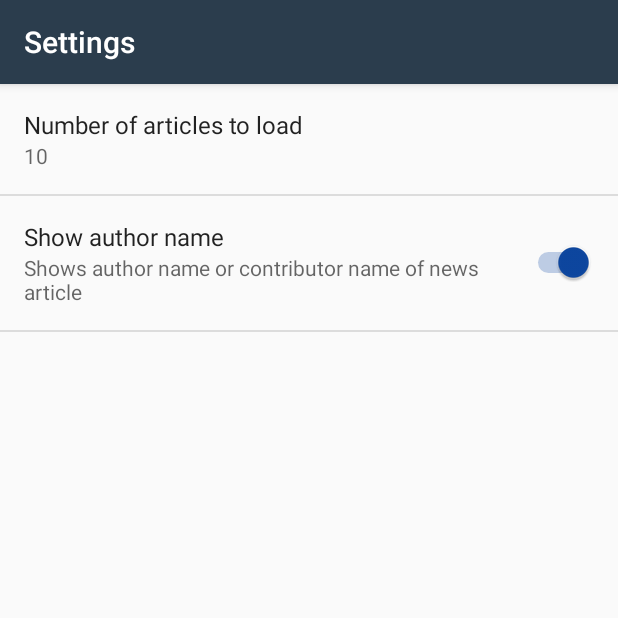
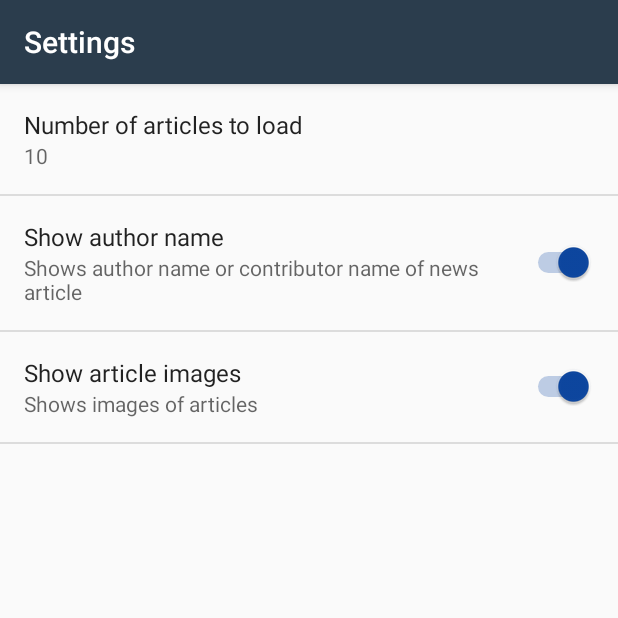
Before and after one commit to sdzshn3/News24-7-RV, an Android app: the screen it shows after launch (SettingsActivity), in the options menu, after a tap on "Settings", on a phone screen of 412 x 824 dp, the top half of it. Run offline under Robolectric (Android 15) with nearby library versions, the phone set to English and light mode, and no system bars; our stand-ins replace ButterKnife, Picasso; pictures from the network do not load; Roboto replaces fonts that are not available here.

Commit message:
code updated.
Code is updated and app is stable.

```diff
--- a/app/src/main/java/com/sdzshn3/android/news247/NewsActivity.java
+++ b/app/src/main/java/com/sdzshn3/android/news247/NewsActivity.java
@@ -1,5 +1,6 @@
 package com.sdzshn3.android.news247;
 
+import android.annotation.TargetApi;
 import android.app.LoaderManager;
 import android.content.Context;
 import android.content.Intent;
@@ -8,14 +9,13 @@ import android.content.SharedPreferences;
 import android.net.ConnectivityManager;
 import android.net.NetworkInfo;
 import android.net.Uri;
+import android.os.Build;
 import android.preference.PreferenceManager;
 import android.support.customtabs.CustomTabsIntent;
-import android.support.v4.widget.SwipeRefreshLayout;
 import android.support.v7.app.AppCompatActivity;
 import android.os.Bundle;
 import android.support.v7.widget.LinearLayoutManager;
 import android.support.v7.widget.RecyclerView;
-import android.util.Log;
 import android.view.Menu;
 import android.view.MenuItem;
 import android.view.View;
@@ -24,35 +24,46 @@ import android.widget.TextView;
 
 import java.util.ArrayList;
 import java.util.List;
+import java.util.Objects;
+
+import butterknife.BindView;
+import butterknife.ButterKnife;
 
 
 public class NewsActivity extends AppCompatActivity implements android.app.LoaderManager.LoaderCallbacks<List<News>> {
 
     private static final String NEWSAPI_REQUEST_URL = "http://content.guardianapis.com/world/india";
     private static final int NEWS_LOADER_ID = 1;
+    private static final String apiKey = "api-key";
+    private static final String showTags = "show-tags";
+    private static final String contributorTag = "contributor";
+    private static final String showFields = "show-fields";
+    private static final String thumbnailField = "thumbnail";
+    private static final String pageSize = "page-size";
     boolean isConnected;
-    ArrayList<News> newsArray;
-    private TextView mEmptyStateTextView;
-    private RecyclerView newsRecyclerView;
+    private ArrayList<News> newsArray;
+    @BindView(R.id.no_data_found)
+    TextView mEmptyStateTextView;
+    @BindView(R.id.list)
+    RecyclerView newsRecyclerView;
     private NewsAdapter mAdapter;
-    private SwipeRefreshLayout mySwipeRefreshLayout;
 
+    @TargetApi(Build.VERSION_CODES.KITKAT)
     @Override
     protected void onCreate(Bundle savedInstanceState) {
         super.onCreate(savedInstanceState);
         setContentView(R.layout.activity_news);
 
-        mEmptyStateTextView = findViewById(R.id.no_data_found);
-        newsRecyclerView = findViewById(R.id.list);
-        mySwipeRefreshLayout = findViewById(R.id.refresh_page);
+        ButterKnife.bind(this);
 
         ConnectivityManager connectivityManager = (ConnectivityManager) this.getSystemService(Context.CONNECTIVITY_SERVICE);
-        NetworkInfo activeNetwork = connectivityManager.getActiveNetworkInfo();
+        NetworkInfo activeNetwork = Objects.requireNonNull(connectivityManager).getActiveNetworkInfo();
         isConnected = activeNetwork != null && activeNetwork.isConnectedOrConnecting();
 
         newsArray = new ArrayList<>();
-        mAdapter = new NewsAdapter(this, new ArrayList<News>());
-        newsRecyclerView.setLayoutManager(new LinearLayoutManager(this));
+        mAdapter = new NewsAdapter(this, newsArray);
+        newsRecyclerView.setLayoutManager(new LinearLayoutManager(this, LinearLayoutManager.VERTICAL, false));
+        newsRecyclerView.setHasFixedSize(true);
         newsRecyclerView.setAdapter(mAdapter);
 
         ItemClickSupport.addTo(newsRecyclerView).setOnItemClickListener(new ItemClickSupport.OnItemClickListener() {
@@ -70,29 +81,13 @@ public class NewsActivity extends AppCompatActivity implements android.app.Loade
             }
         });
 
-
         LoaderManager loaderManager = getLoaderManager();
         loaderManager.initLoader(NEWS_LOADER_ID, null, this);
-
-        mySwipeRefreshLayout.setOnRefreshListener(new SwipeRefreshLayout.OnRefreshListener() {
-            @Override
-            public void onRefresh() {
-                mySwipeRefreshLayout.setRefreshing(false);
-                // TODO: 30/07/2018 refresh news articles
-            }
-        });
-
-        if (newsArray.isEmpty()) {
-            newsRecyclerView.setVisibility(View.GONE);
-            mEmptyStateTextView.setVisibility(View.VISIBLE);
-        } else {
-            newsRecyclerView.setVisibility(View.VISIBLE);
-            mEmptyStateTextView.setVisibility(View.GONE);
-        }
     }
 
     @Override
     public Loader<List<News>> onCreateLoader(int i, Bundle bundle) {
+
 
         SharedPreferences sharedPrefs = PreferenceManager.getDefaultSharedPreferences(this);
 
@@ -103,27 +98,31 @@ public class NewsActivity extends AppCompatActivity implements android.app.Loade
 
         boolean showAuthorName = sharedPrefs.getBoolean(
                 getString(R.string.author_name_key),
-                Boolean.parseBoolean(getString(R.string.default_show_author_name)));
+                Boolean.parseBoolean(getString(R.string.default_show_author_name))
+        );
+
+        boolean showArticleImages = sharedPrefs.getBoolean(
+                getString(R.string.show_article_images_key),
+                Boolean.parseBoolean(getString(R.string.default_show_article_images))
+        );
 
         Uri baseUri = Uri.parse(NEWSAPI_REQUEST_URL);
-        Uri.Builder uriBuilder = baseUri.buildUpon();
+        final Uri.Builder uriBuilder = baseUri.buildUpon();
 
-        uriBuilder.appendQueryParameter("api-key", BuildConfig.GUARDIAN_API_KEY);
+        uriBuilder.appendQueryParameter(apiKey, BuildConfig.GUARDIAN_API_KEY);
         if (showAuthorName) {
-            uriBuilder.appendQueryParameter("show-tags", "contributor");
+            uriBuilder.appendQueryParameter(showTags, contributorTag);
         }
-        uriBuilder.appendQueryParameter("show-fields", "thumbnail");
-        uriBuilder.appendQueryParameter("page-size", numberOfArticles);
+        if (showArticleImages) {
+            uriBuilder.appendQueryParameter(showFields, thumbnailField);
+        }
+        uriBuilder.appendQueryParameter(pageSize, numberOfArticles);
 
         return new NewsLoader(this, uriBuilder.toString());
     }
 
     @Override
     public void onLoadFinished(Loader<List<News>> loader, List<News> newsList) {
-        //mAdapter = null;
-        //clear();
-        //newsArray.clear();
-        //mAdapter.notifyDataSetChanged();
 
         ProgressBar progressBar = findViewById(R.id.loading_circle);
         progressBar.setVisibility(View.GONE);
@@ -136,27 +135,18 @@ public class NewsActivity extends AppCompatActivity implements android.app.Loade
         }
 
         if (newsList != null && !newsList.isEmpty()) {
-            //this.mAdapter.addAll(newsList);
-            Log.e("Dataset not empty: ", String.valueOf(newsList.size()));
             newsArray.addAll(newsList);
             mAdapter.notifyDataSetChanged();
-        }
-    }
-
-    public void clear(){
-        final int size = newsArray.size();
-        if(size > 0){
-            for(int i = 0; i <size; i++){
-                newsArray.remove(0);
-            }
-            mAdapter.notifyItemRangeRemoved(0, size);
+            newsRecyclerView.setVisibility(View.VISIBLE);
+            mEmptyStateTextView.setVisibility(View.GONE);
+        } else {
+            newsRecyclerView.setVisibility(View.GONE);
+            mEmptyStateTextView.setVisibility(View.VISIBLE);
         }
     }
 
     @Override
     public void onLoaderReset(Loader<List<News>> loader) {
-        //mAdapter = null;
-        //clear();
         newsArray.clear();
         mAdapter.notifyDataSetChanged();
     }
@@ -177,4 +167,11 @@ public class NewsActivity extends AppCompatActivity implements android.app.Loade
         }
         return super.onOptionsItemSelected(item);
     }
+
+    @Override
+    public void onStop() {
+        super.onStop();
+        newsArray.clear();
+        mAdapter.notifyDataSetChanged();
+    }
 }
--- a/app/src/main/java/com/sdzshn3/android/news247/NewsAdapter.java
+++ b/app/src/main/java/com/sdzshn3/android/news247/NewsAdapter.java
@@ -4,7 +4,6 @@ import android.content.Context;
 import android.graphics.Typeface;
 import android.support.annotation.NonNull;
 import android.support.v7.widget.RecyclerView;
-import android.util.Log;
 import android.view.LayoutInflater;
 import android.view.View;
 import android.view.ViewGroup;
@@ -15,17 +14,20 @@ import com.squareup.picasso.Picasso;
 
 import java.util.ArrayList;
 
+import butterknife.BindView;
+import butterknife.ButterKnife;
+
 public class NewsAdapter extends RecyclerView.Adapter<NewsAdapter.ViewHolder> {
 
     private ArrayList<News> mNewsList;
     private Context mContext;
 
     public NewsAdapter(Context context, ArrayList<News> newsList) {
-        mContext =context;
+        mContext = context;
         mNewsList = newsList;
     }
 
-    public News getItem(int position){
+    public News getItem(int position) {
         return mNewsList.get(position);
     }
 
@@ -33,7 +35,6 @@ public class NewsAdapter extends RecyclerView.Adapter<NewsAdapter.ViewHolder> {
     @Override
     public ViewHolder onCreateViewHolder(@NonNull ViewGroup parent, int viewType) {
         View view = LayoutInflater.from(parent.getContext()).inflate(R.layout.list_item, parent, false);
-
         return new ViewHolder(view);
     }
 
@@ -42,7 +43,9 @@ public class NewsAdapter extends RecyclerView.Adapter<NewsAdapter.ViewHolder> {
         News currentNews = getItem(position);
 
         String thumbnailUrl = currentNews.getThumbnail();
-        Picasso.get().load(thumbnailUrl).into(holder.thumbnailView);
+        if (!thumbnailUrl.equals("noImage")) {
+            Picasso.get().load(thumbnailUrl).into(holder.thumbnailView);
+        }
 
         Typeface semiBoldText = Typeface.createFromAsset(mContext.getAssets(), "Montserrat-SemiBold.ttf");
         Typeface regularText = Typeface.createFromAsset(mContext.getAssets(), "Montserrat-Regular.ttf");
@@ -53,26 +56,24 @@ public class NewsAdapter extends RecyclerView.Adapter<NewsAdapter.ViewHolder> {
         holder.titleView.setTypeface(semiBoldText);
         holder.titleView.setText(currentNews.getTitle());
 
-
-
         String firstName;
         String lastName;
         try {
             firstName = currentNews.getFirstName();
             lastName = currentNews.getLastName();
-        }catch (NullPointerException e){
+        } catch (NullPointerException e) {
             firstName = "";
             lastName = "";
         }
-        if(firstName.equals("") && lastName.equals("")){
+        if (firstName.equals("") && lastName.equals("")) {
             holder.firstNameView.setVisibility(View.GONE);
             holder.lastNameView.setVisibility(View.GONE);
             holder.separator.setVisibility(View.GONE);
         } else {
-            if(!firstName.equals("")){
+            if (!firstName.equals("")) {
                 holder.firstNameView.setText(firstName);
             }
-            if(!lastName.equals("")){
+            if (!lastName.equals("")) {
                 holder.lastNameView.setText(lastName);
             }
             holder.separator.setVisibility(View.VISIBLE);
@@ -86,27 +87,27 @@ public class NewsAdapter extends RecyclerView.Adapter<NewsAdapter.ViewHolder> {
         return mNewsList.size();
     }
 
-    public class ViewHolder extends RecyclerView.ViewHolder{
+    class ViewHolder extends RecyclerView.ViewHolder {
+        @BindView(R.id.thumbnailImageView)
         ImageView thumbnailView;
+        @BindView(R.id.sectionTextView)
         TextView sectionView;
+        @BindView(R.id.titleTextView)
         TextView titleView;
+        @BindView(R.id.firstNameTextView)
         TextView firstNameView;
+        @BindView(R.id.lastNameTextView)
         TextView lastNameView;
+        @BindView(R.id.separator)
         TextView separator;
+        @BindView(R.id.publishedAtTextView)
         TextView publishedAtView;
 
-        public ViewHolder(View listItemView) {
+        ViewHolder(View listItemView) {
             super(listItemView);
-            thumbnailView = listItemView.findViewById(R.id.thumbnailImageView);
-            sectionView = listItemView.findViewById(R.id.sectionTextView);
-            titleView = listItemView.findViewById(R.id.titleTextView);
-            firstNameView = listItemView.findViewById(R.id.firstNameTextView);
-            lastNameView = listItemView.findViewById(R.id.lastNameTextView);
-            separator = listItemView.findViewById(R.id.separator);
-            publishedAtView = listItemView.findViewById(R.id.publishedAtTextView);
+            ButterKnife.bind(this, listItemView);
         }
     }
 
 
-
 }
--- a/app/src/main/java/com/sdzshn3/android/news247/NewsLoader.java
+++ b/app/src/main/java/com/sdzshn3/android/news247/NewsLoader.java
@@ -3,14 +3,13 @@ package com.sdzshn3.android.news247;
 import android.content.AsyncTaskLoader;
 import android.content.Context;
 
-import java.util.ArrayList;
 import java.util.List;
 
 public class NewsLoader extends AsyncTaskLoader<List<News>> {
 
     private String mUrl;
 
-    public NewsLoader(Context context, String url) {
+    NewsLoader(Context context, String url) {
         super(context);
         mUrl = url;
     }
--- a/app/src/main/java/com/sdzshn3/android/news247/PrefManager.java
+++ b/app/src/main/java/com/sdzshn3/android/news247/PrefManager.java
@@ -7,15 +7,12 @@ public class PrefManager {
 
     private static final String PREF_NAME = "news247-welcome";
     private static final String IS_FIRST_TIME_LAUNCH = "IsFirstTimeLaunch";
-    SharedPreferences pref;
-    SharedPreferences.Editor editor;
-    Context _context;
-
-    int PRIVATE_MODE = 0;
+    private SharedPreferences pref;
+    private SharedPreferences.Editor editor;
 
     public PrefManager(Context context) {
-        this._context = context;
-        pref = _context.getSharedPreferences(PREF_NAME, PRIVATE_MODE);
+        int PRIVATE_MODE = 0;
+        pref = context.getSharedPreferences(PREF_NAME, PRIVATE_MODE);
         editor = pref.edit();
     }
 
--- a/app/src/main/java/com/sdzshn3/android/news247/QueryUtils.java
+++ b/app/src/main/java/com/sdzshn3/android/news247/QueryUtils.java
@@ -1,11 +1,12 @@
 package com.sdzshn3.android.news247;
-
 
 import android.text.TextUtils;
 import android.util.Log;
+
 import org.json.JSONArray;
 import org.json.JSONException;
 import org.json.JSONObject;
+
 import java.io.BufferedReader;
 import java.io.IOException;
 import java.io.InputStream;
@@ -15,10 +16,11 @@ import java.net.MalformedURLException;
 import java.net.URL;
 import java.nio.charset.Charset;
 import java.util.ArrayList;
-import java.util.List;
 
 public final class QueryUtils {
 
+    public static final int readTimeout = 10000;
+    public static final int connectTimeout = 15000;
 
     private static final String LOG_TAG = QueryUtils.class.getSimpleName();
 
@@ -36,12 +38,10 @@ public final class QueryUtils {
             Log.e(LOG_TAG, "Problem making the HTTP request.", e);
         }
 
-        ArrayList<News> news = extractFeatureFromJson(jsonResponse);
-
-        return news;
+        return extractFeatureFromJson(jsonResponse);
     }
 
-    public static ArrayList<News> extractFeatureFromJson(String newsJSON) {
+    private static ArrayList<News> extractFeatureFromJson(String newsJSON) {
         if (TextUtils.isEmpty(newsJSON)) {
             return null;
         }
@@ -62,8 +62,15 @@ public final class QueryUtils {
                     String title = currentNewsArticle.optString("webTitle");
                     String articleUrl = currentNewsArticle.optString("webUrl");
                     String publishedAt = currentNewsArticle.optString("webPublicationDate");
-                    JSONObject fields = currentNewsArticle.optJSONObject("fields");
-                    String thumbnail = fields.optString("thumbnail");
+                    String thumbnail;
+                    try {
+                        JSONObject fields = currentNewsArticle.optJSONObject("fields");
+                        thumbnail = fields.optString("thumbnail");
+                    } catch (NullPointerException e) {
+                        Log.e(LOG_TAG, "Images not found from JSON or field not requested in website");
+                        thumbnail = "moImage";
+                    }
+
                     String firstName = "";
                     String lastName = "";
                     try {
@@ -71,8 +78,8 @@ public final class QueryUtils {
                         JSONObject currentTags = tags.getJSONObject(0);
                         firstName = currentTags.optString("firstName");
                         lastName = currentTags.optString("lastName");
-                    }catch (JSONException e) {
-                        Log.e("QueryUtils", "No info found about author");
+                    } catch (JSONException e) {
+                        Log.e(LOG_TAG, "No info found about author");
                     }
 
                     News newsResult = new News(sectionName, title, articleUrl, publishedAt, firstName, lastName, thumbnail);
@@ -80,7 +87,7 @@ public final class QueryUtils {
                 }
             }
         } catch (JSONException e) {
-            Log.e("QueryUtils", "Problem parsing the news JSON results", e);
+            Log.e(LOG_TAG, "Problem parsing the news JSON results", e);
         }
         return news;
     }
@@ -106,12 +113,12 @@ public final class QueryUtils {
         InputStream inputStream = null;
         try {
             urlConnection = (HttpURLConnection) url.openConnection();
-            urlConnection.setReadTimeout(10000/*Milliseconds*/);
-            urlConnection.setConnectTimeout(15000/*Milliseconds*/);
+            urlConnection.setReadTimeout(readTimeout/*Milliseconds*/);
+            urlConnection.setConnectTimeout(connectTimeout/*Milliseconds*/);
             urlConnection.setRequestMethod("GET");
             urlConnection.connect();
 
-            if (urlConnection.getResponseCode() == 200) {
+            if (urlConnection.getResponseCode() == HttpURLConnection.HTTP_OK) {
                 inputStream = urlConnection.getInputStream();
                 jsonResponse = readFromStream(inputStream);
             } else {
--- a/app/src/main/java/com/sdzshn3/android/news247/SettingsActivity.java
+++ b/app/src/main/java/com/sdzshn3/android/news247/SettingsActivity.java
@@ -8,9 +8,7 @@ import android.preference.ListPreference;
 import android.preference.Preference;
 import android.preference.PreferenceFragment;
 import android.preference.PreferenceManager;
-import android.preference.SwitchPreference;
 import android.support.v7.app.AppCompatActivity;
-
 
 
 public class SettingsActivity extends AppCompatActivity {
@@ -22,22 +20,14 @@ public class SettingsActivity extends AppCompatActivity {
         setContentView(R.layout.settings_activity);
     }
 
-    public static class NewsPreferenceFragment extends PreferenceFragment implements Preference.OnPreferenceChangeListener{
+    public static class NewsPreferenceFragment extends PreferenceFragment implements Preference.OnPreferenceChangeListener {
         @Override
-        public void onCreate(Bundle savedInstanceState){
+        public void onCreate(Bundle savedInstanceState) {
             super.onCreate(savedInstanceState);
             addPreferencesFromResource(R.xml.settings_main);
 
             Preference numberOfArticles = findPreference(getString(R.string.number_of_articles_key));
             bindPreferenceSummaryToValue(numberOfArticles);
-
-            SwitchPreference showAuthorName = (SwitchPreference) findPreference(getString(R.string.author_name_key));
-            showAuthorName.setOnPreferenceChangeListener(new Preference.OnPreferenceChangeListener() {
-                @Override
-                public boolean onPreferenceChange(Preference preference, Object newValue) {
-                    return true;
-                }
-            });
         }
 
         private void bindPreferenceSummaryToValue(Preference preference) {
@@ -47,15 +37,14 @@ public class SettingsActivity extends AppCompatActivity {
             onPreferenceChange(preference, preferenceString);
         }
 
-
         @Override
         public boolean onPreferenceChange(Preference preference, Object value) {
             // The code in this method takes care of updating the displayed preference summary after it has been changed
             String stringValue = value.toString();
-            if(preference instanceof ListPreference){
+            if (preference instanceof ListPreference) {
                 ListPreference listPreference = (ListPreference) preference;
                 int prefIndex = listPreference.findIndexOfValue(stringValue);
-                if(prefIndex >= 0) {
+                if (prefIndex >= 0) {
                     CharSequence[] labels = listPreference.getEntries();
                     preference.setSummary(labels[prefIndex]);
                 }
--- a/app/src/main/res/layout/activity_welcome.xml
+++ b/app/src/main/res/layout/activity_welcome.xml
@@ -2,7 +2,6 @@
     xmlns:tools="http://schemas.android.com/tools"
     android:layout_width="match_parent"
     android:layout_height="match_parent">
-
 
     <android.support.v4.view.ViewPager
         android:id="@+id/view_pager"
@@ -23,8 +22,8 @@
     <View
         android:layout_width="match_parent"
         android:layout_height="1dp"
+        android:layout_above="@id/layoutDots"
         android:alpha=".5"
-        android:layout_above="@id/layoutDots"
         android:background="@android:color/white" />
 
     <Button
@@ -33,6 +32,7 @@
         android:layout_height="wrap_content"
         android:layout_alignParentBottom="true"
         android:layout_alignParentEnd="true"
+        android:layout_alignParentRight="true"
         android:background="@null"
         android:text="@string/next"
         android:textColor="@android:color/white"
@@ -43,6 +43,7 @@
         android:layout_width="wrap_content"
         android:layout_height="wrap_content"
         android:layout_alignParentBottom="true"
+        android:layout_alignParentLeft="true"
         android:layout_alignParentStart="true"
         android:background="@null"
         android:text="@string/skip"
--- a/app/src/main/res/layout/welcome_slide1.xml
+++ b/app/src/main/res/layout/welcome_slide1.xml
@@ -15,6 +15,6 @@
 
     <TextView
         style="@style/slideDescAttributes"
-        android:text="@string/slide_1_desc"/>
+        android:text="@string/slide_1_desc" />
 
 </RelativeLayout>
--- a/app/src/main/res/layout/welcome_slide2.xml
+++ b/app/src/main/res/layout/welcome_slide2.xml
@@ -11,10 +11,10 @@
     <TextView
         android:id="@+id/tutorial_title"
         style="@style/slideTitleAttributes"
-        android:text="@string/slide_2_title"/>
+        android:text="@string/slide_2_title" />
 
     <TextView
         style="@style/slideDescAttributes"
-        android:text="@string/slide_2_desc"/>
+        android:text="@string/slide_2_desc" />
 
 </RelativeLayout>
--- a/app/src/main/res/layout/welcome_slide3.xml
+++ b/app/src/main/res/layout/welcome_slide3.xml
@@ -15,6 +15,6 @@
 
     <TextView
         style="@style/slideDescAttributes"
-        android:text="@string/slide_3_desc"/>
+        android:text="@string/slide_3_desc" />
 
 </RelativeLayout>
--- a/app/src/main/res/layout/welcome_slide4.xml
+++ b/app/src/main/res/layout/welcome_slide4.xml
@@ -15,7 +15,7 @@
 
     <TextView
         style="@style/slideDescAttributes"
-        android:text="@string/slide_4_desc"/>
+        android:text="@string/slide_4_desc" />
 
     <TextView
         android:layout_width="wrap_content"
--- a/app/src/main/res/menu/main.xml
+++ b/app/src/main/res/menu/main.xml
@@ -3,9 +3,6 @@
 
     <item
         android:id="@+id/action_settings"
-        android:title="@string/settings_menu_label"/>
-    <item
-        android:id="@+id/about_app"
-        android:title="@string/about_app_label"/>
+        android:title="@string/settings_menu_label" />
 
 </menu>
--- a/app/src/main/res/values/strings.xml
+++ b/app/src/main/res/values/strings.xml
@@ -31,8 +31,8 @@
     <string name="it_has_new_icon">It has \'New\' icon</string>
     <string name="it_has_filter_icon">It has filter icon</string>
     <string name="it_has_news_icon">It has news icon</string>
-    <string name="first">First</string>
-    <string name="last">Last</string>
+    <string name="first_name_example">Syed</string>
+    <string name="last_name_example">Zeeshan</string>
     <string name="article_thumbnail">article thumbnail</string>
 
     <string name="default_no_of_news_articles">10</string>
@@ -46,6 +46,10 @@
     <string name="show_author_name_label">Show author name</string>
     <string name="show_author_name_summary">Shows author name or contributor name of news article</string>
     <string name="about_app_label">About app</string>
+    <string name="show_article_images_label">Show article images</string>
+    <string name="show_article_images_key">show_article_images</string>
+    <string name="default_show_article_images">true</string>
+    <string name="show_article_images_summary">Shows images of articles</string>
 
 
 </resources>
--- a/app/src/main/res/xml/settings_main.xml
+++ b/app/src/main/res/xml/settings_main.xml
@@ -15,4 +15,10 @@
         android:defaultValue="@string/default_show_author_name"
         android:summary="@string/show_author_name_summary"/>
 
+    <SwitchPreference
+        android:title="@string/show_article_images_label"
+        android:key="@string/show_article_images_key"
+        android:defaultValue="@string/default_show_article_images"
+        android:summary="@string/show_article_images_summary"/>
+
 </PreferenceScreen>
--- a/build.gradle
+++ b/build.gradle
@@ -7,7 +7,7 @@ buildscript {
         jcenter()
     }
     dependencies {
-        classpath 'com.android.tools.build:gradle:3.1.3'
+        classpath 'com.android.tools.build:gradle:3.1.4'
 
 
         // NOTE: Do not place your application dependencies here; they belong
```
Also changed, not shown: app/build.gradle (+13 -10 lines), app/src/main/java/com/sdzshn3/android/news247/News.java (+9 -3 lines), app/src/main/res/layout/activity_news.xml (+4 -12 lines), app/src/main/res/layout/list_item.xml (+25 -25 lines), app/src/main/res/values/dimens.xml (+9 -0 lines).
